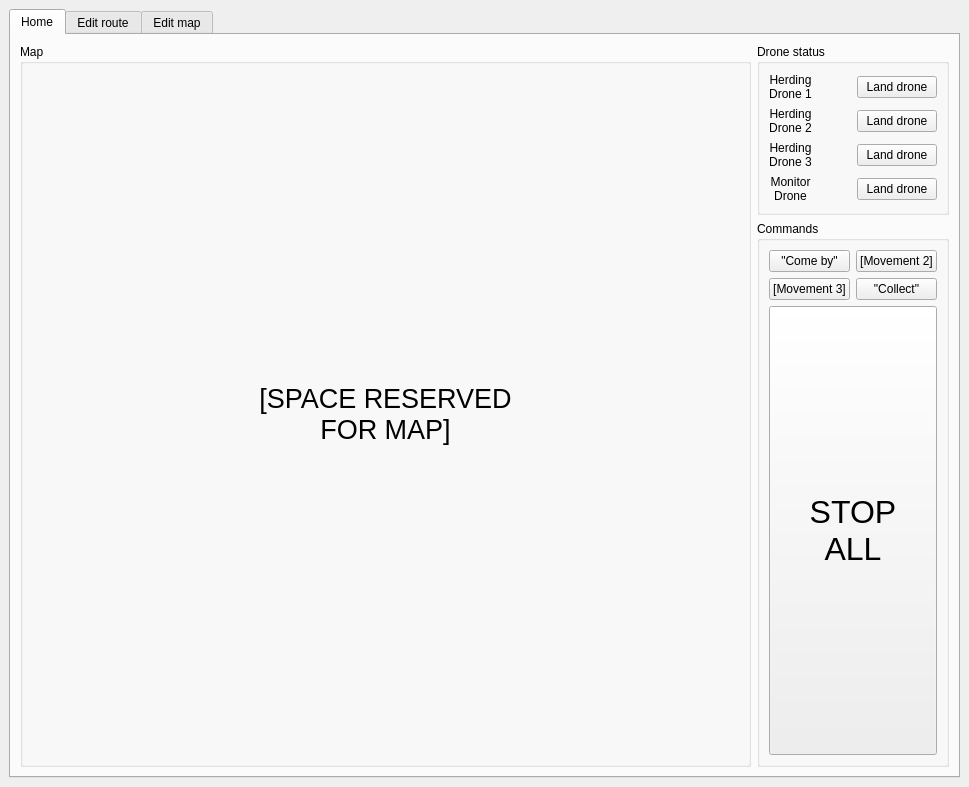
This is hri.ui in dapeef/3yp-sheep-herding as Qt 5 draws it before an edit. The edited form follows.
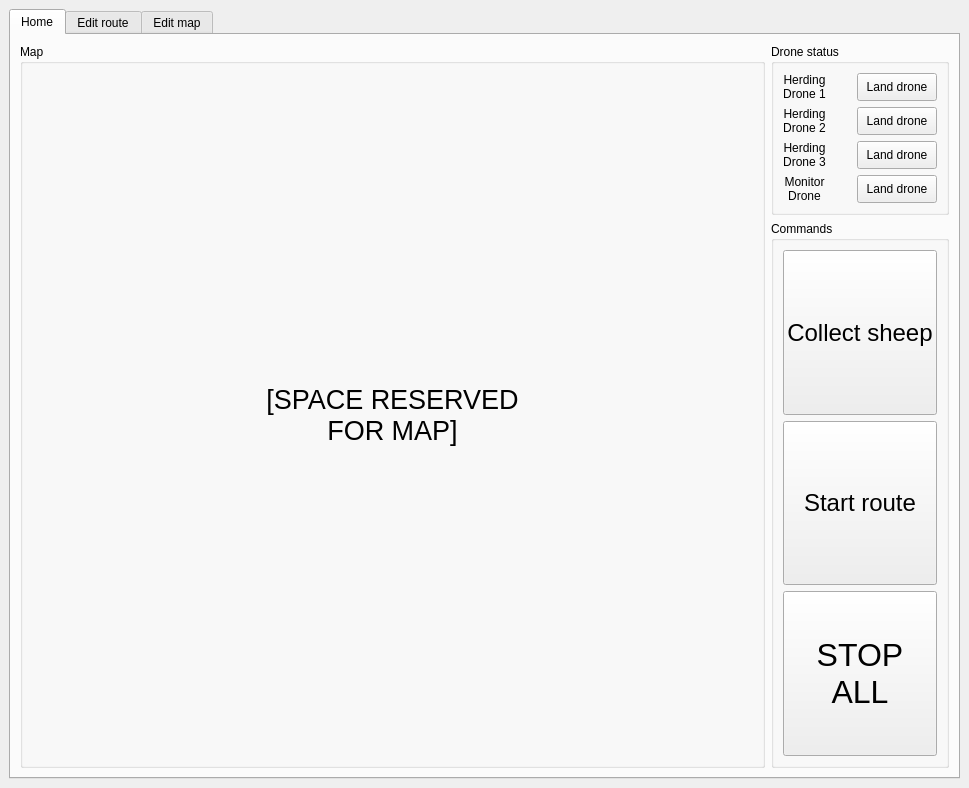
This is the edited form. The open tabs and pages were chosen to show the change. Icons and pictures are not drawn.

Commit message:
Change buttons on home tab
Changed to reflect the decisions made during the meeting on 23/12/2022

```diff
--- a/hri.ui
+++ b/hri.ui
@@ -7,7 +7,7 @@
     <x>0</x>
     <y>0</y>
     <width>969</width>
-    <height>768</height>
+    <height>788</height>
    </rect>
   </property>
   <property name="font">
@@ -115,7 +115,7 @@
              <item row="3" column="2">
               <widget class="QPushButton" name="land_button4">
                <property name="sizePolicy">
-                <sizepolicy hsizetype="Fixed" vsizetype="Fixed">
+                <sizepolicy hsizetype="Fixed" vsizetype="Ignored">
                  <horstretch>0</horstretch>
                  <verstretch>0</verstretch>
                 </sizepolicy>
@@ -184,7 +184,7 @@
              <item row="1" column="2">
               <widget class="QPushButton" name="land_button2">
                <property name="sizePolicy">
-                <sizepolicy hsizetype="Fixed" vsizetype="Fixed">
+                <sizepolicy hsizetype="Fixed" vsizetype="Ignored">
                  <horstretch>0</horstretch>
                  <verstretch>0</verstretch>
                 </sizepolicy>
@@ -197,7 +197,7 @@
              <item row="0" column="2">
               <widget class="QPushButton" name="land_button1">
                <property name="sizePolicy">
-                <sizepolicy hsizetype="Fixed" vsizetype="Fixed">
+                <sizepolicy hsizetype="Fixed" vsizetype="Ignored">
                  <horstretch>0</horstretch>
                  <verstretch>0</verstretch>
                 </sizepolicy>
@@ -210,7 +210,7 @@
              <item row="2" column="2">
               <widget class="QPushButton" name="land_button3">
                <property name="sizePolicy">
-                <sizepolicy hsizetype="Fixed" vsizetype="Fixed">
+                <sizepolicy hsizetype="Fixed" vsizetype="Ignored">
                  <horstretch>0</horstretch>
                  <verstretch>0</verstretch>
                 </sizepolicy>
@@ -228,42 +228,40 @@
             <property name="title">
              <string>Commands</string>
             </property>
-            <layout class="QGridLayout" name="gridLayout">
-             <item row="1" column="1">
+            <layout class="QVBoxLayout" name="verticalLayout_4">
+             <item>
               <widget class="QPushButton" name="collect">
-               <property name="text">
-                <string>&quot;Collect&quot;</string>
+               <property name="sizePolicy">
+                <sizepolicy hsizetype="Minimum" vsizetype="Expanding">
+                 <horstretch>0</horstretch>
+                 <verstretch>0</verstretch>
+                </sizepolicy>
                </property>
-              </widget>
-             </item>
-             <item row="1" column="0">
-              <widget class="QPushButton" name="movement3">
-               <property name="text">
-                <string>[Movement 3]</string>
+               <property name="styleSheet">
+                <string notr="true">font: 18pt;</string>
                </property>
-              </widget>
-             </item>
-             <item row="0" column="1">
-              <widget class="QPushButton" name="movement2">
                <property name="text">
-                <string>[Movement 2]</string>
+                <string>Collect sheep</string>
                </property>
               </widget>
              </item>
-             <item row="0" column="0">
-              <widget class="QPushButton" name="come_by">
+             <item>
+              <widget class="QPushButton" name="start_route">
                <property name="sizePolicy">
-                <sizepolicy hsizetype="Minimum" vsizetype="Fixed">
+                <sizepolicy hsizetype="Minimum" vsizetype="Expanding">
                  <horstretch>0</horstretch>
                  <verstretch>0</verstretch>
                 </sizepolicy>
                </property>
+               <property name="styleSheet">
+                <string notr="true">font: 18pt;</string>
+               </property>
                <property name="text">
-                <string>&quot;Come by&quot;</string>
+                <string>Start route</string>
                </property>
               </widget>
              </item>
-             <item row="2" column="0" colspan="2">
+             <item>
               <widget class="QPushButton" name="stop_all">
                <property name="sizePolicy">
                 <sizepolicy hsizetype="Minimum" vsizetype="MinimumExpanding">
```
Left out of the diff: 5 changed lines with no effect on the pictures. The commit also changes 1 other file.
